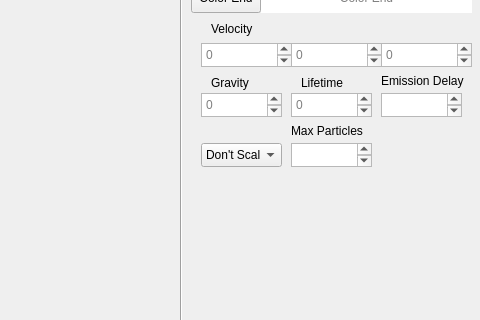
Qt form TA_ParticleEditor/TA_ParticleEditor/particleeditor.ui (Stureplan/TA_ParticleEditor) before a commit; both pictures show x 469 to 949 and y 84 to 404 of the 949 by 653 pixel window.
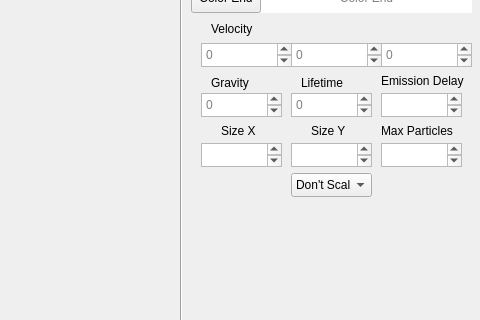
The same form after that commit. Custom widgets are drawn as their Qt base class.

```diff
--- a/TA_ParticleEditor/TA_ParticleEditor/particleeditor.ui
+++ b/TA_ParticleEditor/TA_ParticleEditor/particleeditor.ui
@@ -152,7 +152,7 @@
    <widget class="QPlainTextEdit" name="maxParticles">
     <property name="geometry">
      <rect>
-      <x>760</x>
+      <x>850</x>
       <y>210</y>
       <width>81</width>
       <height>24</height>
@@ -233,7 +233,7 @@
    <widget class="QLabel" name="label_MaxParticles">
     <property name="geometry">
      <rect>
-      <x>760</x>
+      <x>850</x>
       <y>190</y>
       <width>91</width>
       <height>16</height>
@@ -424,8 +424,8 @@
    <widget class="QComboBox" name="scaleBox">
     <property name="geometry">
      <rect>
-      <x>670</x>
-      <y>210</y>
+      <x>760</x>
+      <y>240</y>
       <width>81</width>
       <height>24</height>
      </rect>
@@ -452,6 +452,64 @@
      </property>
     </item>
    </widget>
+   <widget class="QPlainTextEdit" name="sizeY">
+    <property name="geometry">
+     <rect>
+      <x>760</x>
+      <y>210</y>
+      <width>81</width>
+      <height>24</height>
+     </rect>
+    </property>
+    <property name="readOnly">
+     <bool>false</bool>
+    </property>
+    <property name="placeholderText">
+     <string/>
+    </property>
+   </widget>
+   <widget class="QPlainTextEdit" name="sizeX">
+    <property name="geometry">
+     <rect>
+      <x>670</x>
+      <y>210</y>
+      <width>81</width>
+      <height>24</height>
+     </rect>
+    </property>
+    <property name="readOnly">
+     <bool>false</bool>
+    </property>
+    <property name="placeholderText">
+     <string/>
+    </property>
+   </widget>
+   <widget class="QLabel" name="label_SizeY">
+    <property name="geometry">
+     <rect>
+      <x>780</x>
+      <y>190</y>
+      <width>91</width>
+      <height>16</height>
+     </rect>
+    </property>
+    <property name="text">
+     <string>Size Y</string>
+    </property>
+   </widget>
+   <widget class="QLabel" name="label_SizeX">
+    <property name="geometry">
+     <rect>
+      <x>690</x>
+      <y>190</y>
+      <width>91</width>
+      <height>16</height>
+     </rect>
+    </property>
+    <property name="text">
+     <string>Size X</string>
+    </property>
+   </widget>
   </widget>
   <widget class="QMenuBar" name="menuBar">
    <property name="geometry">
```
Left out of the diff: 36 changed lines with no effect on the pictures.
